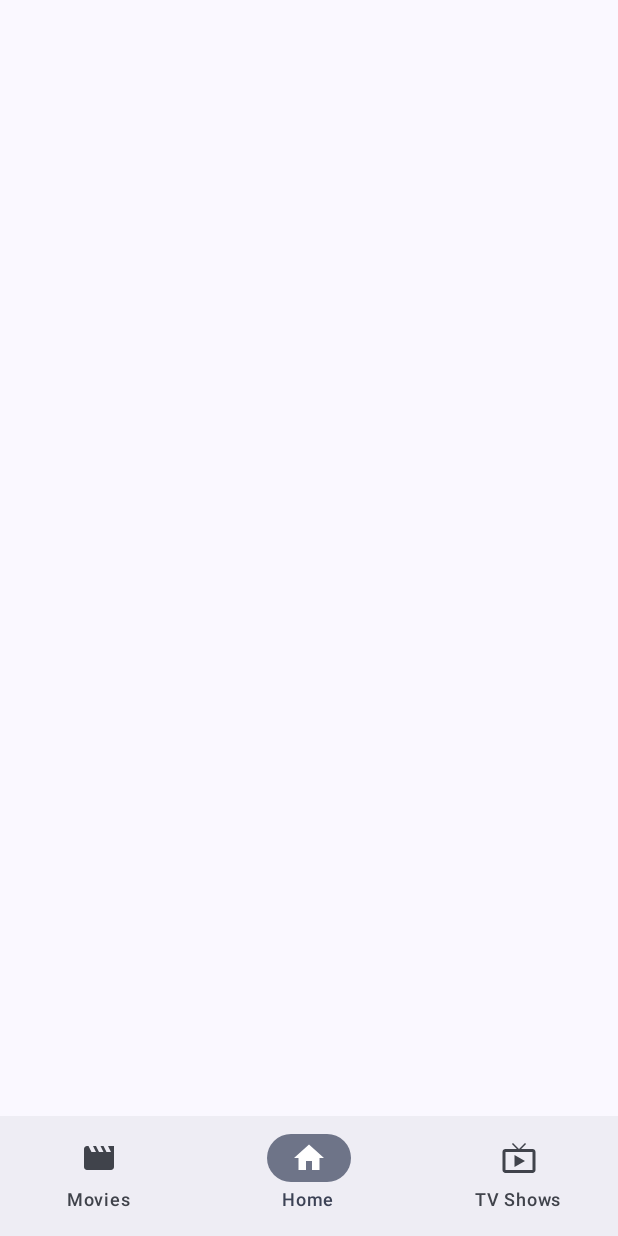
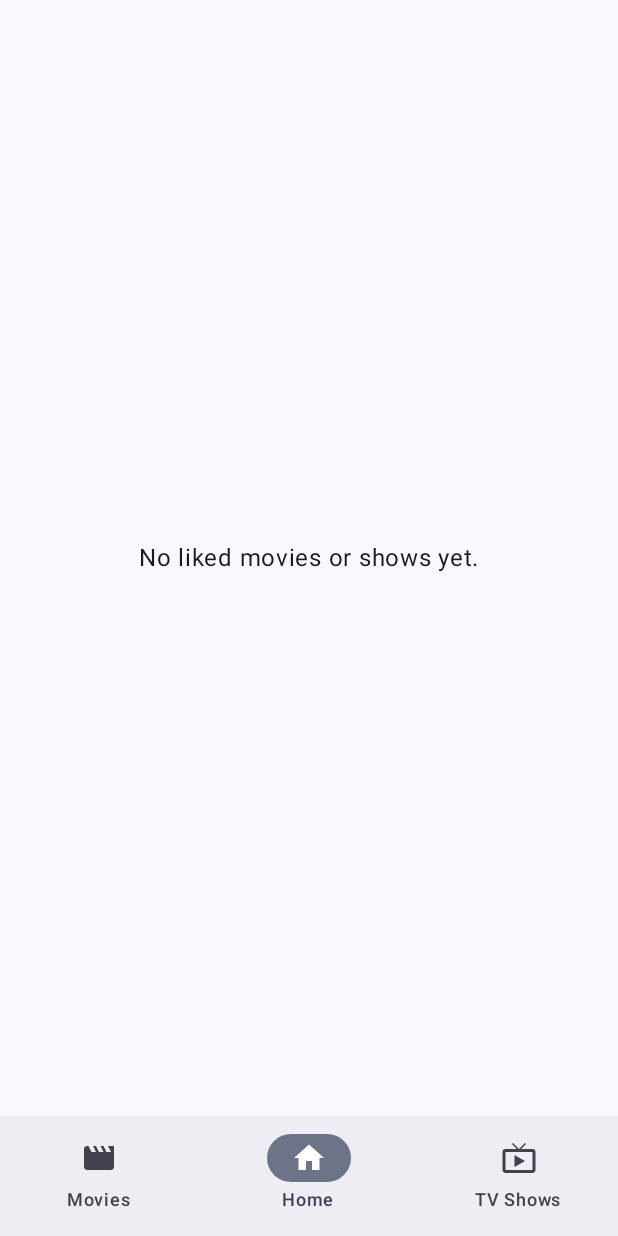
Before and after one commit to kheirandishamirhosein/MovieApp, an Android app built with Jetpack Compose: the home_screen screen opened through its navigation route, on a phone screen of 412 x 824 dp. Run offline under Robolectric (Android 15) with nearby library versions, the phone set to English and light mode, and no system bars; our stand-ins replace Dagger/Hilt's generated code, paging.

Commit message:
Feat: Add Home Screen for Liked Content

```diff
--- /dev/null
+++ b/app/src/main/java/com/example/movieapp/presentation/home/HomeScreen.kt
@@ -0,0 +1,84 @@
+package com.example.movieapp.presentation.home
+
+import androidx.compose.foundation.layout.Box
+import androidx.compose.foundation.layout.Spacer
+import androidx.compose.foundation.layout.fillMaxSize
+import androidx.compose.foundation.layout.height
+import androidx.compose.foundation.layout.padding
+import androidx.compose.foundation.lazy.LazyColumn
+import androidx.compose.material3.MaterialTheme
+import androidx.compose.material3.Text
+import androidx.compose.runtime.Composable
+import androidx.compose.runtime.collectAsState
+import androidx.compose.ui.Alignment
+import androidx.compose.ui.Modifier
+import androidx.compose.ui.unit.dp
+import androidx.hilt.navigation.compose.hiltViewModel
+import androidx.navigation.NavController
+import com.example.movieapp.data.mapper.toResultMovie
+import com.example.movieapp.data.mapper.toResultTVShow
+
+@Composable
+fun HomeScreen(
+    navController: NavController,
+    viewModel: HomeViewModel = hiltViewModel()
+) {
+    val likedMovies = viewModel.likedMovies.collectAsState().value
+    val likedTVShows = viewModel.likedTVShows.collectAsState().value
+
+    LazyColumn(modifier = Modifier.fillMaxSize()) {
+        if (likedMovies.isNotEmpty()) {
+            item {
+                Text(
+                    text = "Liked Movies",
+                    style = MaterialTheme.typography.titleLarge,
+                    modifier = Modifier.padding(start = 16.dp, top = 16.dp, bottom = 8.dp)
+                )
+            }
+
+            item {
+                StaticMovieList(
+                    movies = likedMovies.map { it.toResultMovie() },
+                    onItemClick = { movie ->
+                        navController.navigate("movieDetails/${movie.id}")
+                    }
+                )
+            }
+        }
+
+        if (likedTVShows.isNotEmpty()) {
+            item {
+                Spacer(modifier = Modifier.height(24.dp))
+            }
+            item {
+                Text(
+                    text = "Liked TV Shows",
+                    style = MaterialTheme.typography.titleLarge,
+                    modifier = Modifier.padding(start = 16.dp, top = 16.dp, bottom = 8.dp)
+                )
+            }
+
+            item {
+                StaticTVShowList(
+                    tvShows = likedTVShows.map { it.toResultTVShow() },
+                    onItemClick = { tvShow ->
+                        navController.navigate("tvShowDetails/${tvShow.id}")
+                    }
+                )
+            }
+        }
+
+        if (likedMovies.isEmpty() && likedTVShows.isEmpty()) {
+            item {
+                Box(
+                    modifier = Modifier
+                        .fillParentMaxSize()
+                        .padding(16.dp),
+                    contentAlignment = Alignment.Center
+                ) {
+                    Text(text = "No liked movies or shows yet.")
+                }
+            }
+        }
+    }
+}
--- /dev/null
+++ b/app/src/main/java/com/example/movieapp/presentation/home/HomeViewModel.kt
@@ -0,0 +1,24 @@
+package com.example.movieapp.presentation.home
+
+import androidx.lifecycle.ViewModel
+import androidx.lifecycle.viewModelScope
+import com.example.movieapp.domain.usecase.home.GetLikedMoviesUseCase
+import com.example.movieapp.domain.usecase.home.GetLikedTVShowsUseCase
+import dagger.hilt.android.lifecycle.HiltViewModel
+import kotlinx.coroutines.flow.SharingStarted
+import kotlinx.coroutines.flow.stateIn
+import javax.inject.Inject
+
+@HiltViewModel
+class HomeViewModel @Inject constructor(
+    getLikedMoviesUseCase: GetLikedMoviesUseCase,
+    getLikedTVShowsUseCase: GetLikedTVShowsUseCase
+): ViewModel() {
+
+    val likedMovies = getLikedMoviesUseCase()
+        .stateIn(viewModelScope, SharingStarted.Lazily, emptyList())
+
+    val likedTVShows = getLikedTVShowsUseCase()
+        .stateIn(viewModelScope, SharingStarted.Lazily, emptyList())
+
+}
--- a/app/src/main/java/com/example/movieapp/presentation/navigation/BottomNavigationScreen.kt
+++ b/app/src/main/java/com/example/movieapp/presentation/navigation/BottomNavigationScreen.kt
@@ -19,6 +19,7 @@ import androidx.navigation.compose.composable
 import androidx.navigation.compose.currentBackStackEntryAsState
 import androidx.navigation.compose.rememberNavController
 import androidx.navigation.navArgument
+import com.example.movieapp.presentation.home.HomeScreen
 import com.example.movieapp.presentation.movie.details.DetailsMoviesScreen
 import com.example.movieapp.presentation.movie.list.MovieListScreen
 import com.example.movieapp.presentation.show.details.DetailsTVShowsScreen
@@ -42,7 +43,7 @@ fun BottomNavigationScreen() {
         Box(modifier = Modifier.padding(paddingValues)) {
             NavHost(navController = navController, startDestination = items[0].route) {
                 composable(items[0].route) { MovieListScreen(navController = navController) }
-                composable(items[1].route) {  }
+                composable(items[1].route) { HomeScreen(navController = navController) }
                 composable(items[2].route) { TvShowsListScreen(navController = navController) }
                 composable(
                     "movieDetail/{movieId}",
```
Also changed, not shown: app/src/main/java/com/example/movieapp/presentation/home/StaticMovieList.kt (added, +26 -0 lines), app/src/main/java/com/example/movieapp/presentation/home/StaticTVShowList.kt (added, +26 -0 lines).
